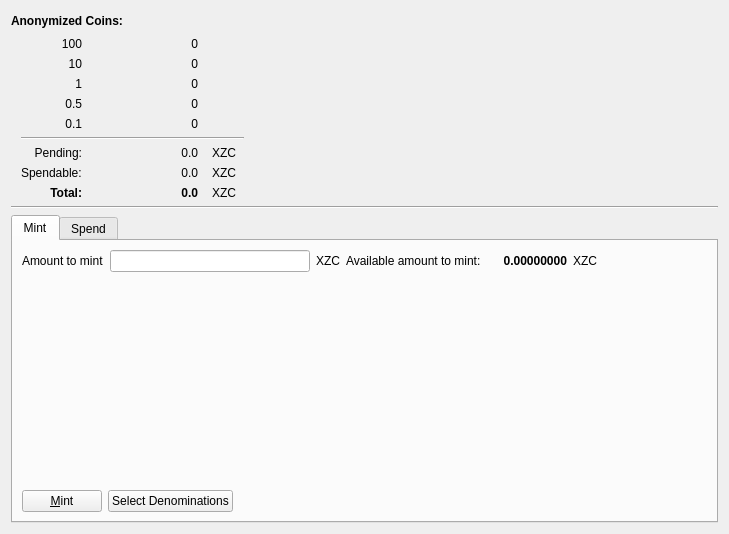
Qt form src/qt/forms/sigmapage.ui (firoorg/firo) before a commit.
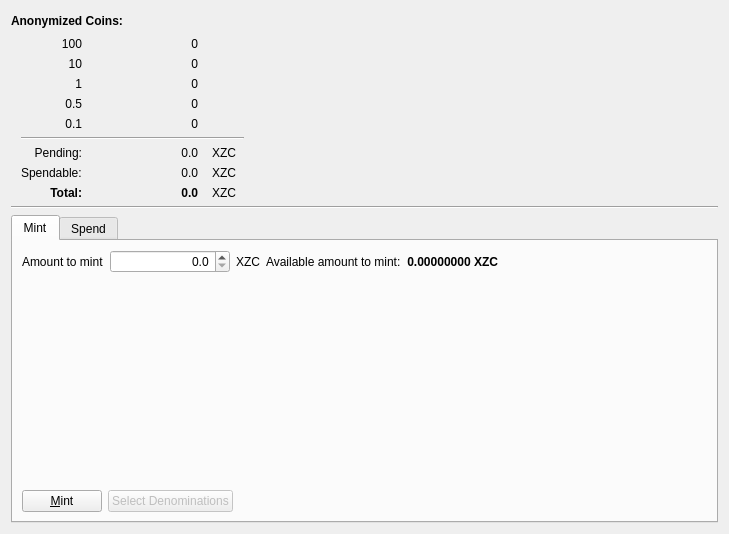
The same form after that commit. The open tabs and pages were chosen to show the change. Icons and pictures are not drawn.

Commit message: Add logic to mint Sigma (#80)

```diff
--- a/src/qt/forms/sigmapage.ui
+++ b/src/qt/forms/sigmapage.ui
@@ -371,24 +371,24 @@
             </widget>
            </item>
            <item>
-            <widget class="QLineEdit" name="lineEdit">
-             <property name="sizePolicy">
-              <sizepolicy hsizetype="Fixed" vsizetype="Fixed">
-               <horstretch>0</horstretch>
-               <verstretch>0</verstretch>
-              </sizepolicy>
-             </property>
+            <widget class="QDoubleSpinBox" name="amountToMint">
              <property name="minimumSize">
               <size>
-               <width>200</width>
+               <width>120</width>
                <height>0</height>
               </size>
              </property>
-             <property name="maximumSize">
-              <size>
-               <width>200</width>
-               <height>16777215</height>
-              </size>
+             <property name="alignment">
+              <set>Qt::AlignRight|Qt::AlignTrailing|Qt::AlignVCenter</set>
+             </property>
+             <property name="decimals">
+              <number>1</number>
+             </property>
+             <property name="maximum">
+              <double>21000000.000000000000000</double>
+             </property>
+             <property name="singleStep">
+              <double>0.100000000000000</double>
              </property>
             </widget>
            </item>
@@ -427,20 +427,13 @@
               </font>
              </property>
              <property name="text">
-              <string>0.00000000</string>
+              <string>0.00000000 XZC</string>
              </property>
              <property name="alignment">
               <set>Qt::AlignRight|Qt::AlignTrailing|Qt::AlignVCenter</set>
              </property>
             </widget>
            </item>
-           <item>
-            <widget class="QLabel" name="label_5">
-             <property name="text">
-              <string>XZC</string>
-             </property>
-            </widget>
-           </item>
            <item>
             <spacer name="horizontalSpacer_2">
              <property name="orientation">
@@ -471,6 +464,9 @@
            </item>
            <item>
             <widget class="QPushButton" name="selectDenomsButton">
+             <property name="enabled">
+              <bool>false</bool>
+             </property>
              <property name="text">
               <string>Select Denominations</string>
              </property>
```
Left out of the diff: 4 changed lines with no effect on the pictures. The commit also changes 4 other files.
